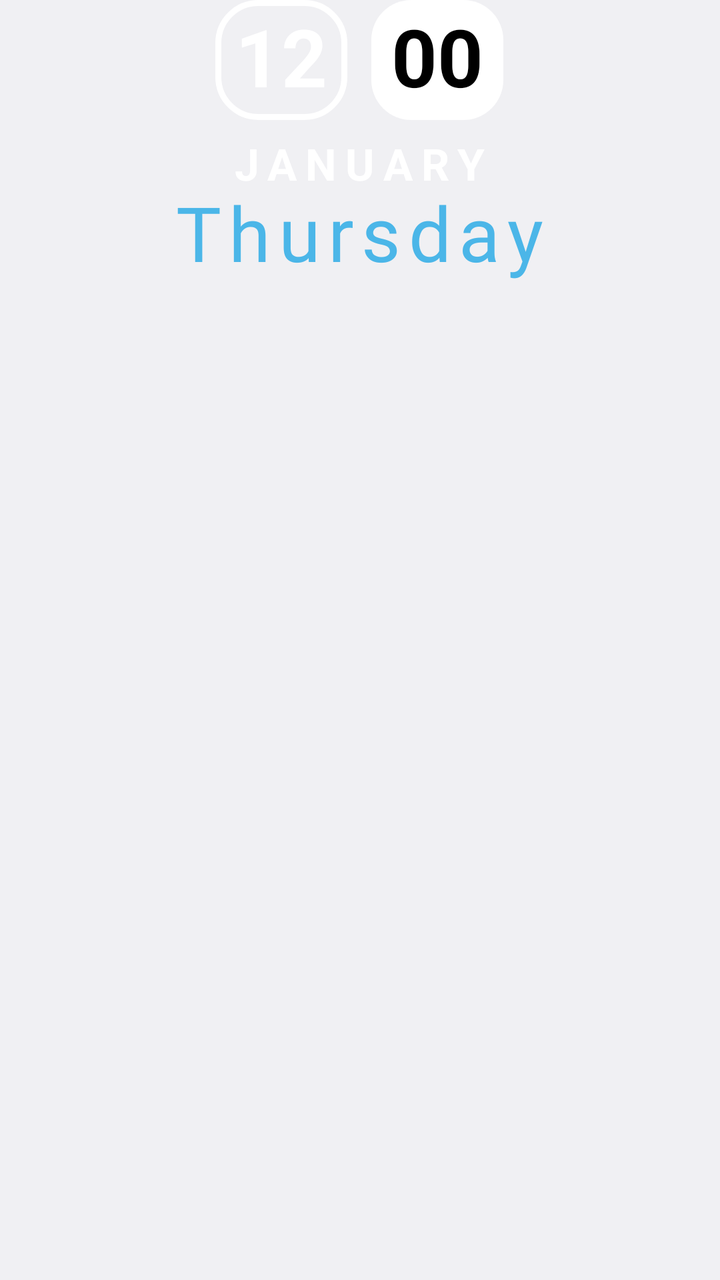
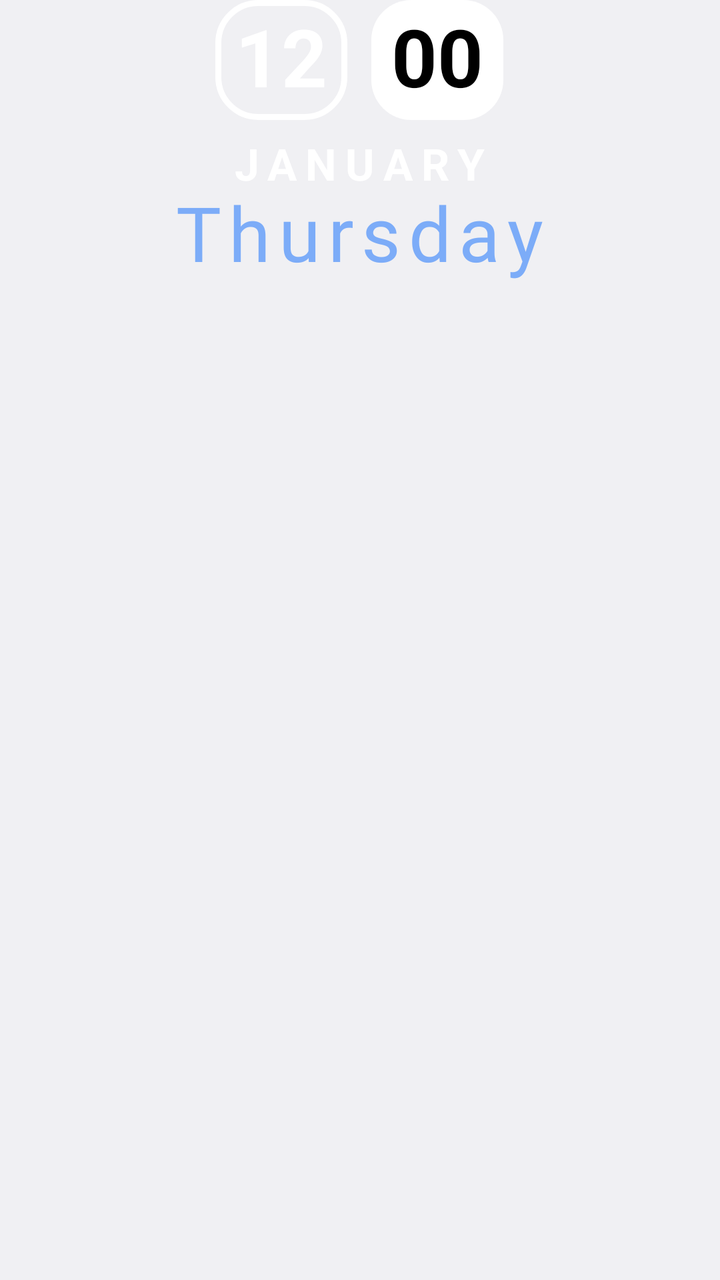

Before-and-after screenshots of an Android layout around one commit, followed by the original layout XML and the change that was made.
<!-- AndroidManifest.xml: application theme android:Theme.DeviceDefault.Light.NoActionBar -->
<!-- res/layout/zclock_ls_34.xml -->
<?xml version="1.0" encoding="utf-8"?>
<LinearLayout xmlns:android="http://schemas.android.com/apk/res/android"
    xmlns:tools="http://schemas.android.com/tools"
    android:layout_width="match_parent"
    android:layout_height="wrap_content"
    android:layout_gravity="center|top"
    android:gravity="center|top"
    android:orientation="vertical">

    <LinearLayout
        android:layout_width="wrap_content"
        android:layout_height="wrap_content"
        android:layout_gravity="center"
        android:gravity="center"
        android:orientation="vertical"
        tools:ignore="UselessParent">

        <LinearLayout
            android:layout_width="wrap_content"
            android:layout_height="wrap_content"
            android:layout_marginBottom="10dp"
            android:gravity="center"
            android:orientation="horizontal">

            <LinearLayout
                android:layout_width="wrap_content"
                android:layout_height="wrap_content"
                android:layout_marginEnd="12dp"
                android:background="@drawable/lockscreen_clock_34_hour_bg"
                android:gravity="center"
                android:minWidth="60dp"
                android:minHeight="60dp"
                android:orientation="horizontal"
                android:paddingHorizontal="10dp"
                android:paddingVertical="6dp"
                android:tag="text1">

                <TextClock
                    android:layout_width="wrap_content"
                    android:layout_height="wrap_content"
                    android:format12Hour="hh"
                    android:format24Hour="HH"
                    android:includeFontPadding="false"
                    android:tag="text1|nolineheight"
                    android:textColor="#FFFFFF"
                    android:textSize="40sp"
                    android:textStyle="bold" />

            </LinearLayout>

            <LinearLayout
                android:layout_width="wrap_content"
                android:layout_height="wrap_content"
                android:background="@drawable/lockscreen_clock_34_minute_bg"
                android:gravity="center"
                android:minWidth="60dp"
                android:minHeight="60dp"
                android:orientation="horizontal"
                android:paddingHorizontal="10dp"
                android:paddingVertical="6dp"
                android:tag="text1">

                <TextClock
                    android:layout_width="wrap_content"
                    android:layout_height="wrap_content"
                    android:format12Hour="mm"
                    android:format24Hour="mm"
                    android:includeFontPadding="false"
                    android:tag="text2|nolineheight"
                    android:textColor="#000000"
                    android:textSize="40sp"
                    android:textStyle="bold" />

            </LinearLayout>
        </LinearLayout>

        <TextClock
            android:layout_width="wrap_content"
            android:layout_height="wrap_content"
            android:format12Hour="MMMM"
            android:format24Hour="MMMM"
            android:includeFontPadding="false"
            android:letterSpacing="0.2"
            android:tag="text1"
            android:textAllCaps="true"
            android:textColor="#FFFFFF"
            android:textSize="22sp"
            android:textStyle="bold" />

        <TextClock
            android:layout_width="wrap_content"
            android:layout_height="wrap_content"
            android:fontFamily="@font/jkademo"
            android:format12Hour="EEEE"
            android:format24Hour="EEEE"
            android:includeFontPadding="false"
            android:letterSpacing="0.1"
            android:tag="accent1"
            android:textColor="@android:color/system_accent1_300"
            android:textSize="38sp" />

    </LinearLayout>
</LinearLayout>
<!-- resources referenced by this layout -->
<resources>
  <!-- drawable lockscreen_clock_34_hour_bg (drawable) -->
  <?xml version="1.0" encoding="utf-8" ?>
  <shape xmlns:android="http://schemas.android.com/apk/res/android"
      android:shape="rectangle">
      <solid android:color="#00000000" />
      <stroke
          android:width="3dp"
          android:color="#FFFFFF" />
      <corners android:radius="20dp" />
  </shape>
  <!-- drawable lockscreen_clock_34_minute_bg (drawable) -->
  <?xml version="1.0" encoding="utf-8" ?>
  <shape xmlns:android="http://schemas.android.com/apk/res/android"
      android:shape="rectangle">
      <corners android:radius="20dp" />
      <solid android:color="#FFFFFF" />
  </shape>
</resources>

<!-- the commit's change to res/layout/zclock_ls_34.xml (unified diff, before → after) -->
@@ -96,7 +96,7 @@
             android:includeFontPadding="false"
             android:letterSpacing="0.1"
             android:tag="accent1"
-            android:textColor="@android:color/system_accent1_300"
+            android:textColor="@color/zc_accent1_300"
             android:textSize="38sp" />
 
     </LinearLayout>
<!-- resource entries referenced after the edit -->
@@ -1,5 +1,6 @@
 <!-- resources referenced by this layout -->
 <resources>
+  <color name="zc_accent1_300">#FF7CACF8</color>
   <!-- drawable lockscreen_clock_34_hour_bg (drawable) -->
   <?xml version="1.0" encoding="utf-8" ?>
   <shape xmlns:android="http://schemas.android.com/apk/res/android"
